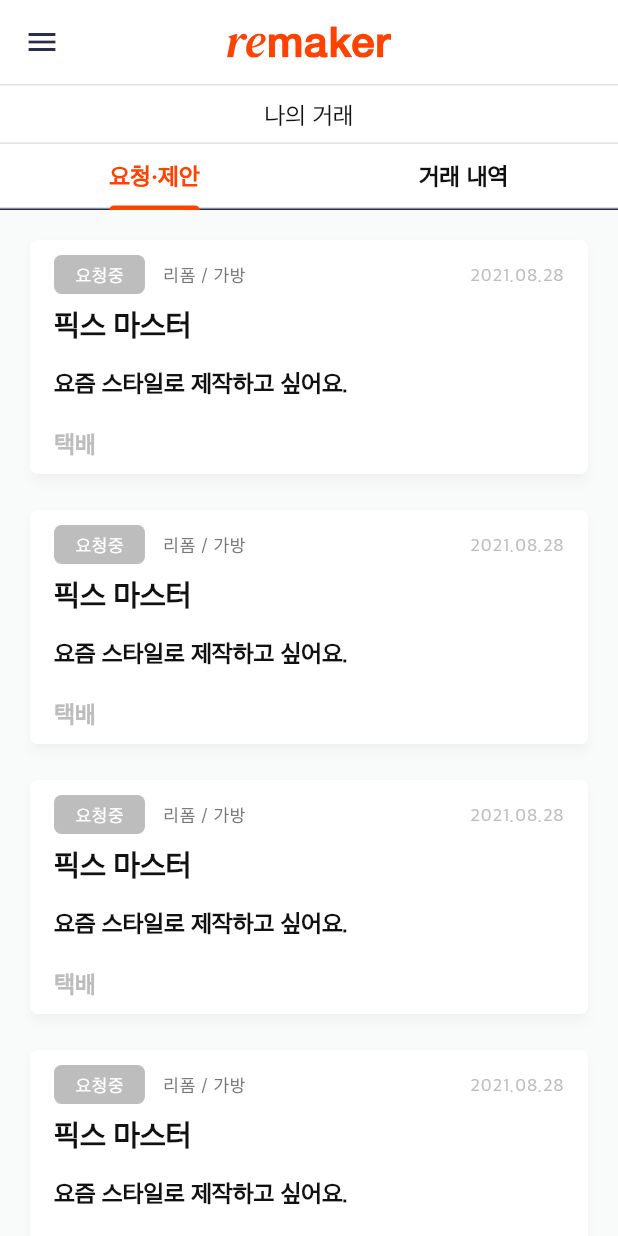
After one commit to chuongphong12/makerre_flutter, a Flutter app: the TransactionScreen screen opened by its route, on a phone screen of 412 x 824 dp. The commit adds this screen. Run offline on Flutter 3.47's test engine with Material 2 defaults, Android fonts, the light colour scheme and no system bars; our stand-ins replace bloc, carousel_slider, flutter_form_builder, flutter_rating_bar, flutter_svg, form_builder_validators and 2 more; network calls fail.

Commit message:
transaction history ui

```diff
--- a/lib/configs/router.dart
+++ b/lib/configs/router.dart
@@ -2,7 +2,11 @@ import 'package:flutter/material.dart';
 import 'package:go_router/go_router.dart';
 import 'package:makerre_flutter/models/review_model.dart';
 import 'package:makerre_flutter/screens/auth/login/login_screen.dart';
+import 'package:makerre_flutter/screens/auth/signup/signup_infor_screen.dart';
 import 'package:makerre_flutter/screens/auth/signup/signup_screen.dart';
+import 'package:makerre_flutter/screens/auth/signup/test1.dart';
+import 'package:makerre_flutter/screens/auth/signup/test2.dart';
+import 'package:makerre_flutter/screens/auth/transaction/transaction_screen.dart';
 import 'package:makerre_flutter/screens/home/banner/banner_screen.dart';
 import 'package:makerre_flutter/screens/home/best-review/best_review_detail_screen.dart';
 import 'package:makerre_flutter/screens/home/best-review/best_review_screen.dart';
@@ -55,7 +59,6 @@ class AppRouter {
               return const SearchScreen();
             },
           ),
-
         ],
       ),
       GoRoute(
@@ -72,12 +75,27 @@ class AppRouter {
               return const SignUpScreen();
             },
           ),
-          ]),
+          GoRoute(
+            name: 'signup_infor',
+            path: 'signup_infor',
+            builder: (context, state) {
+              return SignUpInforScreen();
+            },
+          ),
+        ],
+      ),
       GoRoute(
         name: 'mypage',
         path: '/mypage',
         builder: (context, state) {
           return const MyPageScreen();
+        },
+      ),
+      GoRoute(
+        name: 'transaction',
+        path: '/transaction',
+        builder: (context, state) {
+          return const TransactionScreen();
         },
       )
     ],
--- /dev/null
+++ b/lib/screens/auth/transaction/order_transaction_screen.dart
@@ -0,0 +1,110 @@
+import 'package:flutter/material.dart';
+
+import '../../../configs/color.dart';
+
+class OrderTransactionScreen extends StatelessWidget {
+  const OrderTransactionScreen({
+    Key? key,
+  }) : super(key: key);
+
+  @override
+  Widget build(BuildContext context) {
+    return Container(
+        color: ColorConfig.gray98Color,
+        child: ListView.separated(
+            itemCount: 10,
+            padding: const EdgeInsets.all(16),
+            separatorBuilder: (context, index) {
+              return const SizedBox(height: 16);
+            },
+            itemBuilder: (context, index) {
+              return Card(
+                // margin: ,
+                surfaceTintColor: ColorConfig.whiteColor,
+                shape: RoundedRectangleBorder(
+                  borderRadius: BorderRadius.circular(5),
+                ),
+                child: Padding(
+                  padding: const EdgeInsets.symmetric(
+                      horizontal: 16, vertical: 10),
+                  child: Column(
+                      crossAxisAlignment: CrossAxisAlignment.start,
+                      children: [
+                        Row(
+                          mainAxisAlignment:
+                              MainAxisAlignment.spaceBetween,
+                          children: [
+                            Row(
+                              children: [
+                                Container(
+                                  decoration: BoxDecoration(
+                                    borderRadius:
+                                        BorderRadius.circular(5),
+                                    color: ColorConfig.grayBDColor,
+                                  ),
+                                  padding: const EdgeInsets.symmetric(
+                                      horizontal: 14, vertical: 4),
+                                  child: Text('요청중',
+                                      style: Theme.of(context)
+                                          .textTheme
+                                          .bodyText1!
+                                          .copyWith(
+                                            color: ColorConfig.whiteColor,
+                                          )),
+                                ),
+                                Padding(
+                                  padding:
+                                      const EdgeInsets.only(left: 12),
+                                  child: Text('리폼 / 가방',
+                                      style: Theme.of(context)
+                                          .textTheme
+                                          .bodyText1!
+                                          .copyWith(
+                                            color:
+                                                ColorConfig.dark75Color,
+                                          )),
+                                ),
+                              ],
+                            ),
+                            Text('2021.08.28',
+                                style: Theme.of(context)
+                                    .textTheme
+                                    .bodyText1!
+                                    .copyWith(
+                                      color: ColorConfig.grayBDColor,
+                                    )),
+                          ],
+                        ),
+                        const SizedBox(
+                          height: 8,
+                        ),
+                        Text(
+                          '픽스 마스터',
+                          style: Theme.of(context).textTheme.headline3,
+                        ),
+                        const SizedBox(
+                          height: 16,
+                        ),
+                        Text(
+                          '요즘 스타일로 제작하고 싶어요.',
+                          style: Theme.of(context)
+                              .textTheme
+                              .headline4!
+                              .copyWith(fontWeight: FontWeight.w600),
+                        ),
+                        const SizedBox(
+                          height: 20,
+                        ),
+                        Text(
+                          '택배',
+                          style: Theme.of(context)
+                              .textTheme
+                              .headline4!
+                              .copyWith(color: ColorConfig.grayBDColor),
+                        ),
+                      ]),
+                ),
+              );
+            }));
+  }
+}
--- /dev/null
+++ b/lib/screens/auth/transaction/transaction_screen.dart
@@ -0,0 +1,105 @@
+import 'package:flutter/material.dart';
+import 'package:flutter_svg/svg.dart';
+import 'package:makerre_flutter/configs/color.dart';
+
+import '../../../widgets/app_drawer.dart';
+import 'history_transaction_screen.dart';
+import 'order_transaction_screen.dart';
+
+class TransactionScreen extends StatefulWidget {
+  const TransactionScreen({super.key});
+  @override
+  State<TransactionScreen> createState() => _TransactionScreenState();
+}
+
+class _TransactionScreenState extends State<TransactionScreen>
+    with SingleTickerProviderStateMixin {
+  late TabController tabController;
+
+  @override
+  void initState() {
+    tabController = TabController(length: 2, vsync: this);
+    super.initState();
+  }
+
+  @override
+  void dispose() {
+    tabController.dispose();
+    super.dispose();
+  }
+
+  @override
+  Widget build(BuildContext context) {
+    return Scaffold(
+      appBar: AppBar(
+        title: SvgPicture.asset('assets/images/icons/Logo.svg', width: 110),
+        centerTitle: true,
+        bottom: PreferredSize(
+          preferredSize: const Size.fromHeight(84),
+          child: Align(
+            alignment: Alignment.center,
+            child: Column(
+              children: [
+                ConstrainedBox(
+                  constraints: const BoxConstraints.tightFor(height: 40),
+                  child: AppBar(
+                    automaticallyImplyLeading: false,
+                    title: Text(
+                      '나의 거래',
+                      style: Theme.of(context)
+                          .textTheme
+                          .headline4!
+                          .copyWith(fontWeight: FontWeight.w500),
+                    ),
+                    centerTitle: true,
+                    shape: const Border.symmetric(
+                      horizontal: BorderSide(
+                        color: Color(0xFFE0E0E0),
+                        width: 1,
+                      ),
+                    ),
+                  ),
+                ),
+                Stack(
+                  alignment: Alignment.bottomCenter,
+                  children: [
+                    Container(
+                      decoration: const BoxDecoration(
+                          border: Border(
+                              bottom: BorderSide(
+                                  color: ColorConfig.grayE0Color, width: 2))),
+                    ),
+                    TabBar(
+                      controller: tabController,
+                      tabs: const [
+                        Text(
+                          '요청·제안',
+                        ),
+                        Text(
+                          '거래 내역',
+                        ),
+                      ],
+                      labelStyle: Theme.of(context).textTheme.headline4,
+                      indicatorColor: ColorConfig.primaryColor,
+                      labelColor: ColorConfig.primaryColor,
+                      unselectedLabelColor: ColorConfig.dark11Color,
+                      labelPadding: const EdgeInsets.only(bottom: 10, top: 10),
+                    ),
+                  ],
+                )
+              ],
+            ),
+          ),
+        ),
+      ),
+      drawer: const AppDrawer(),
+      body: TabBarView(
+        controller: tabController,
+        children: [
+          OrderTransactionScreen(),
+          HistoryTransactionScreen(),
+        ],
+      ),
+    );
+  }
+}
--- a/lib/screens/home/home_screen.dart
+++ b/lib/screens/home/home_screen.dart
@@ -83,7 +83,7 @@ class _HomeScreenState extends State<HomeScreen> {
                   items: carouselItem.map((val) {
                     return GestureDetector(
                       onTap: () {
-                        GoRouter.of(context).go('/signup');
+                        GoRouter.of(context).goNamed('banner');
                       },
                       child: Container(
                         width: MediaQuery.of(context).size.width,
--- a/lib/widgets/app_drawer.dart
+++ b/lib/widgets/app_drawer.dart
@@ -29,7 +29,7 @@ class AppDrawer extends StatelessWidget {
             const Divider(thickness: 2, color: Colors.black),
             const SizedBox(height: 36),
             const MenuListTile(title: '홈', path: '/'),
-            const MenuListTile(title: '나의 거래', path: '/'),
+            const MenuListTile(title: '나의 거래', path: '/transaction'),
             const MenuListTile(title: '쪽지', path: '/'),
             const MenuListTile(title: '마이페이지', path: '/mypage'),
             Expanded(child: Container()),
```
Also changed, not shown: lib/screens/auth/signup/signup_infor_screen.dart (added, +59 -0 lines), lib/screens/auth/signup/signup_screen.dart (+5 -2 lines), lib/screens/auth/signup/test1.dart (added, +21 -0 lines), lib/screens/auth/signup/test2.dart (added, +21 -0 lines), lib/screens/auth/transaction/history_transaction_screen.dart (added, +110 -0 lines), lib/screens/home/mypage/mypage_screen.dart (+15 -2 lines). Lines whose indentation alone changed are shown as unchanged.
